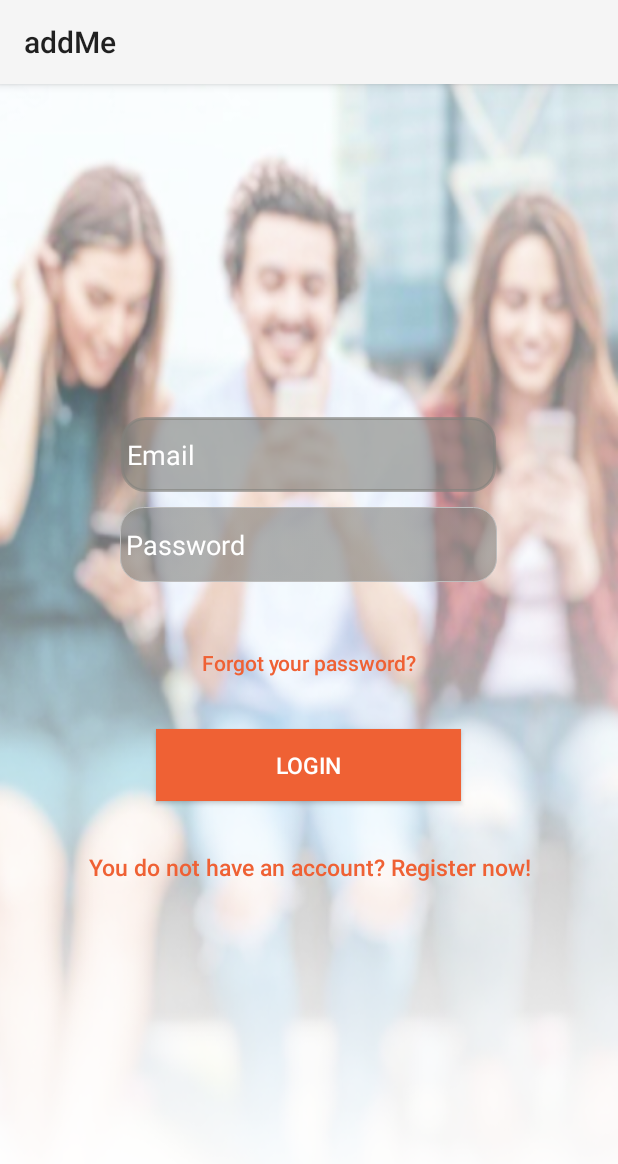
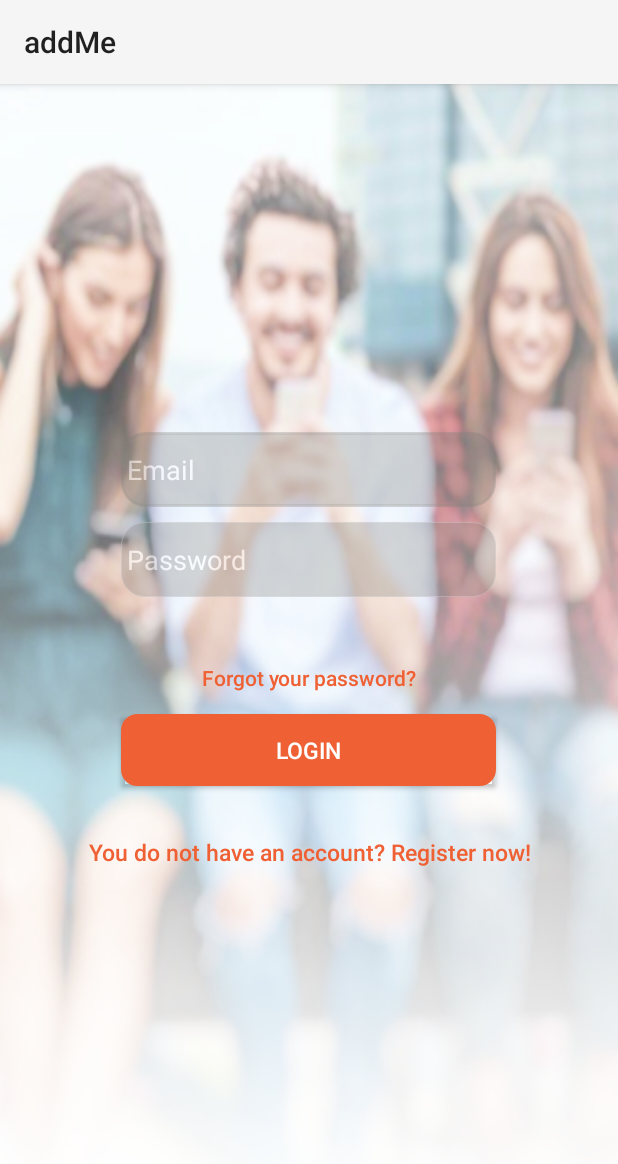
Before and after one commit to mlazana/addMe-Android, an Android app: the screen it shows after launch (LoginActivity), on a phone screen of 412 x 824 dp. Shown: the top 1164 px of the screen. Run offline under Robolectric (Android 15) with nearby library versions, the phone set to English and light mode, and no system bars; our stand-ins replace Firebase (no records; nobody signed in at launch, a user with empty details on screens opened directly); Roboto replaces fonts that are not available here.

Commit message:
Make login button rounded

```diff
--- /dev/null
+++ b/app/src/main/res/drawable/login_btn.xml
@@ -0,0 +1,21 @@
+<?xml version="1.0" encoding="utf-8"?>
+<selector xmlns:android="http://schemas.android.com/apk/res/android" >
+    <item android:state_pressed="true" >
+        <shape android:shape="rectangle"  >
+            <corners android:radius="15dip" />
+        </shape>
+    </item>
+    <item android:state_focused="true">
+        <shape android:shape="rectangle"  >
+            <corners android:radius="1dip" />
+            <stroke android:width="1dip" android:color="@color/colorPrimary" />
+        </shape>
+    </item>
+    <item >
+        <shape android:shape="rectangle"  >
+            <corners android:radius="3dip" />
+            <stroke android:width="15dip" android:color="@color/colorPrimary" />
+            <gradient android:angle="-90" android:startColor="@color/colorPrimary" android:endColor="@color/colorPrimary" />
+        </shape>
+    </item>
+</selector>
--- a/app/src/main/res/layout/activity_login.xml
+++ b/app/src/main/res/layout/activity_login.xml
@@ -25,12 +25,13 @@
             android:hint="@string/hint_email"
             android:inputType="textEmailAddress"
             android:textColor="@android:color/white"
-            android:textColorHint="@android:color/white"/>
+            android:textColorHint="@android:color/white"
+            android:alpha="0.50" />
 
 
         <EditText
             android:id="@+id/password"
-            android:layout_width="251dp"
+            android:layout_width="250dp"
             android:layout_height="50dp"
             android:layout_marginBottom="10dp"
             android:background="@drawable/edittext_round_corners"
@@ -38,7 +39,8 @@
             android:inputType="textPassword"
             android:radius="30dp"
             android:textColor="@android:color/white"
-            android:textColorHint="@android:color/white" />
+            android:textColorHint="@android:color/white"
+            android:alpha="0.50" />
 
 
         <!-- Login Button -->
@@ -55,13 +57,13 @@
 
         <Button
             android:id="@+id/btn_login"
-            android:layout_width="203dp"
+            android:layout_width="250dp"
             android:layout_height="wrap_content"
-            android:layout_marginTop="20dip"
-            android:background="@color/colorPrimary"
+            android:background="@drawable/login_btn"
+            android:padding="10dp"
             android:text="@string/btn_login"
-            android:textSize="15dp"
-            android:textColor="@android:color/white" />
+            android:textColor="@android:color/white"
+            android:textSize="15dp" />
 
         <!-- Link to Login Screen -->
 
```
